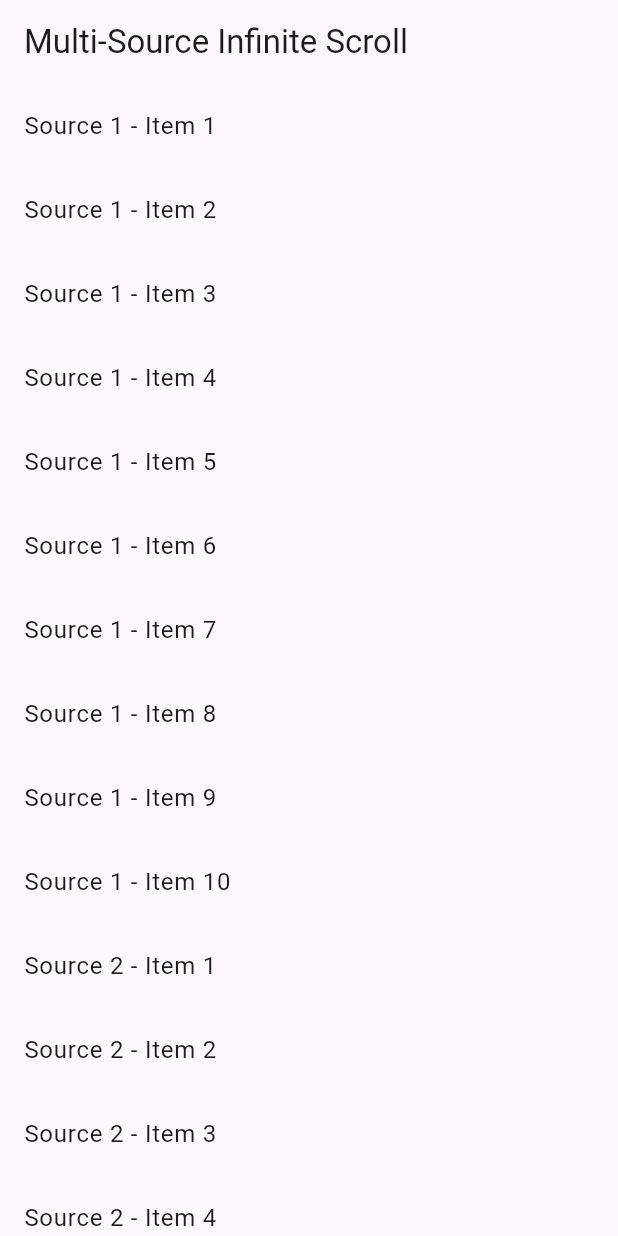
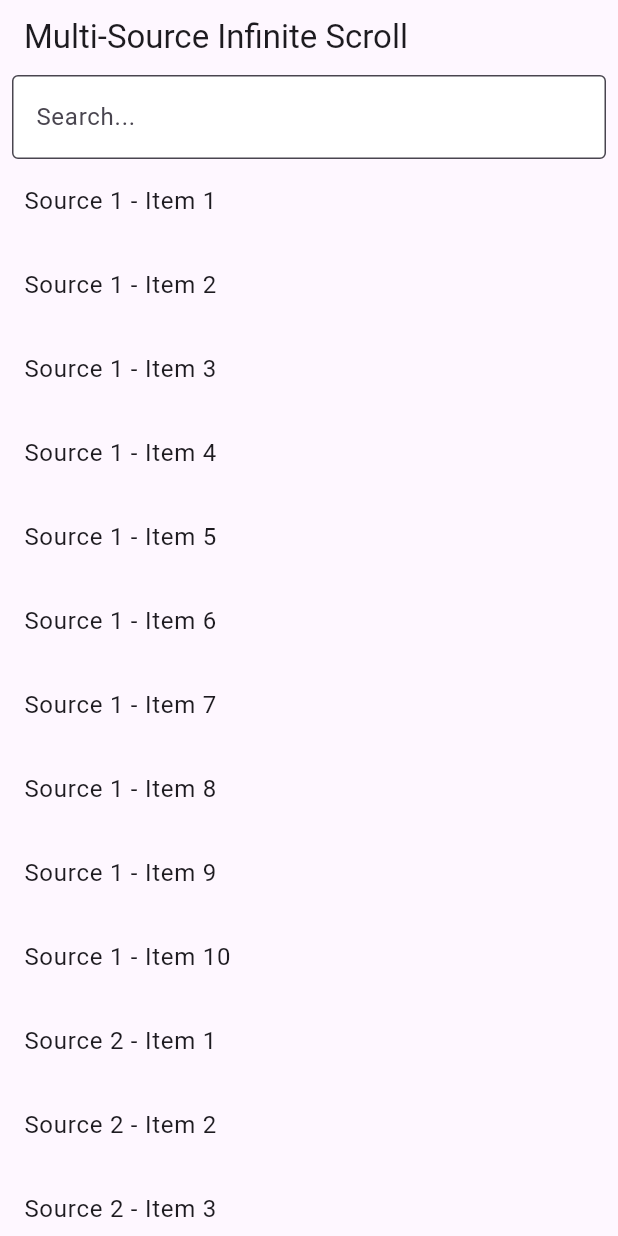
Before and after one commit to VibeIRL/inf-scroll-demo.flutter, a Flutter app: the screen it shows after launch, on a phone screen of 412 x 824 dp. Run offline on Flutter 3.47's test engine with Material 3 defaults, Android fonts, the phone set to English and light mode, and no system bars; our stand-ins replace rxdart.

Commit message:
add search bar

```diff
--- a/lib/main.dart
+++ b/lib/main.dart
@@ -1,5 +1,6 @@
 import 'package:flutter/material.dart';
 import 'package:rxdart/rxdart.dart';
+import 'dart:async';
 
 void main() {
   runApp(const MyApp());
@@ -12,7 +13,6 @@ class MyApp extends StatelessWidget {
   Widget build(BuildContext context) {
     return MaterialApp(
       title: 'VIBEirl Inf. Scroll Demo',
-
       theme: ThemeData(
         primarySwatch: Colors.blue,
       ),
@@ -40,6 +40,7 @@ class _MultiSourceInfiniteScrollPageState
   late ScrollController _scrollController;
   // List to store the data fetched from multiple sources.
   final List<String> _dataList = [];
+  List<String> _filteredDataList = [];
   // Number of items fetched per request from each source.
   final int _perPage = 10;
   // Counters to track the data fetched from each source.
@@ -49,6 +50,7 @@ class _MultiSourceInfiniteScrollPageState
   // Flags to indicate if data is currently being loaded or pre-fetched.
   bool _isLoading = false;
   bool _prefetching = false;
+  Timer? _pollingTimer;
 
   // Maximum items to keep in memory.
   final int _maxKeep = 60;
@@ -64,12 +66,18 @@ class _MultiSourceInfiniteScrollPageState
     _mergedDataSubject = BehaviorSubject<List<String>>();
     // Initialize the ScrollController and add a listener to it.
     _scrollController = ScrollController()..addListener(_scrollListener);
+    // Start polling for data updates periodically (every 10 seconds in this case).
+    _pollingTimer = Timer.periodic(const Duration(seconds: 10), (timer) {
+      _loadDataFromAllSources();
+    });
     // Load the initial data from all sources.
     _loadInitialData();
   }
 
   @override
   void dispose() {
+    // Cancel the polling timer.
+    _pollingTimer?.cancel();
     // Close the BehaviorSubject and dispose of the ScrollController.
     _mergedDataSubject.close();
     _scrollController.dispose();
@@ -99,7 +107,8 @@ class _MultiSourceInfiniteScrollPageState
       // Flatten the results into a single list and append them to the existing data.
       _appendData(allResults.expand((results) => results).toList());
       // Update the BehaviorSubject stream with the latest data.
-      _mergedDataSubject.add(List<String>.from(_dataList));
+      _filteredDataList = List<String>.from(_dataList);
+      _mergedDataSubject.add(List<String>.from(_filteredDataList));
       // Reset the loading flag.
       setState(() {
         _isLoading = false;
@@ -123,7 +132,6 @@ class _MultiSourceInfiniteScrollPageState
     // Prune a fixed number of old items if data exceeds the maximum allowed.
     if (_dataList.length > _maxKeep) {
       _dataList.removeRange(0, _pruneSize);
-      _mergedDataSubject.add(List<String>.from(_dataList));
     }
   }
 
@@ -170,12 +178,39 @@ class _MultiSourceInfiniteScrollPageState
     }
   }
 
+  // Search function to filter data.
+  void _search(String query) {
+    if (query.isEmpty) {
+      _filteredDataList = List<String>.from(_dataList);
+    } else {
+      _filteredDataList = _dataList
+          .where((item) => item.toLowerCase().contains(query.toLowerCase()))
+          .toList();
+    }
+    _mergedDataSubject.add(List<String>.from(_filteredDataList));
+  }
+
   @override
   Widget build(BuildContext context) {
     return Scaffold(
-      // Create an AppBar with a title.
+      // Create an AppBar with a title and search bar.
       appBar: AppBar(
         title: const Text('Multi-Source Infinite Scroll'),
+        bottom: PreferredSize(
+          preferredSize: const Size.fromHeight(50.0),
+          child: Padding(
+            padding: const EdgeInsets.symmetric(horizontal: 8.0),
+            child: TextField(
+              decoration: const InputDecoration(
+                hintText: "Search...",
+                filled: true,
+                fillColor: Colors.white,
+                border: OutlineInputBorder(),
+              ),
+              onChanged: _search,
+            ),
+          ),
+        ),
       ),
       // Build a StreamBuilder that listens to the merged data stream.
       body: StreamBuilder<List<String>>(
```
